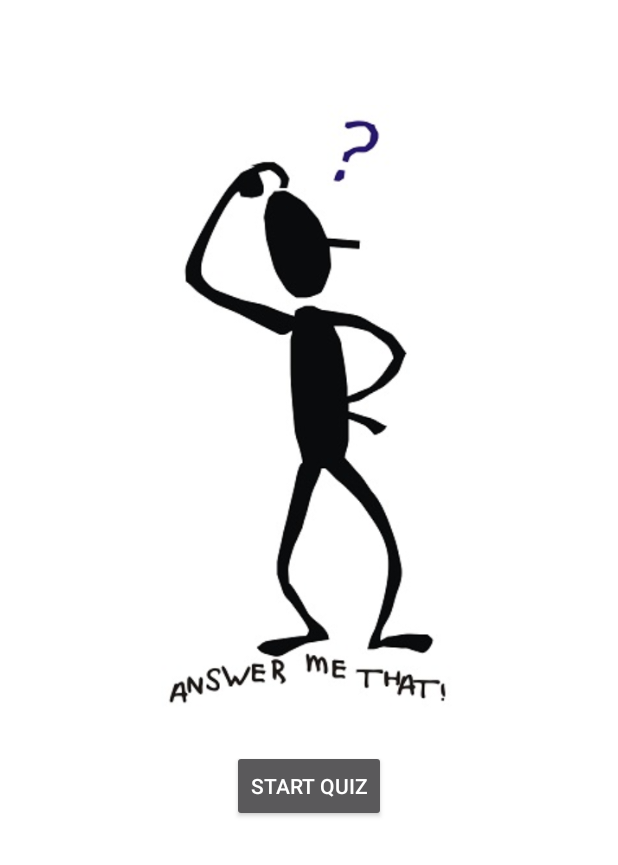
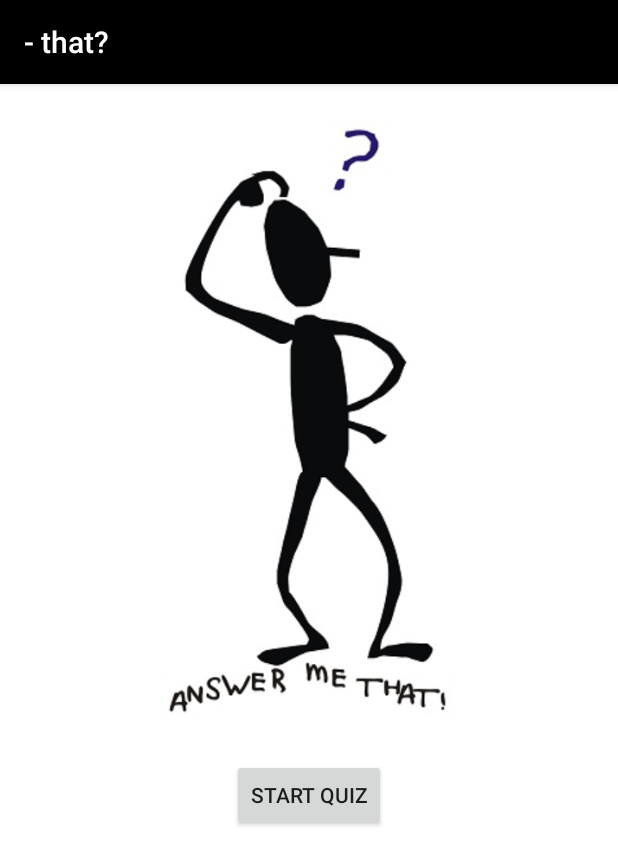
Before and after one commit to ibkxyz/AnswerMeThat, an Android app: the screen it shows after launch (MainActivity), on a phone screen of 412 x 824 dp. Shown: the top 865 px of the screen. Run offline under Robolectric (Android 15) with nearby library versions, the phone set to English and light mode, and no system bars.

Commit message:
Modified Action Bar

```diff
--- a/app/src/main/AndroidManifest.xml
+++ b/app/src/main/AndroidManifest.xml
@@ -8,15 +8,16 @@
         android:label="@string/app_name"
         android:roundIcon="@mipmap/ic_launcher_round"
         android:supportsRtl="true"
-        android:theme="@style/Theme.AppCompat.NoActionBar">
+        android:theme="@style/AppTheme">
         <activity android:name=".MainActivity">
             <intent-filter>
                 <action android:name="android.intent.action.MAIN" />
-
                 <category android:name="android.intent.category.LAUNCHER" />
             </intent-filter>
         </activity>
+
         <activity android:name=".Main2Activity" />
+
         <activity android:name=".Main3Activity"></activity>
     </application>
 
--- a/app/src/main/res/layout/activity_main.xml
+++ b/app/src/main/res/layout/activity_main.xml
@@ -10,8 +10,7 @@
         android:layout_width="match_parent"
         android:layout_height="match_parent"
         android:orientation="vertical"
-        android:background="#FFFFFF"
-        android:layout_marginTop="50dp">
+        android:background="#FFFFFF">
 
         <ImageView
             android:id="@+id/amt_image_view_start"
--- a/app/src/main/res/layout/activity_main2.xml
+++ b/app/src/main/res/layout/activity_main2.xml
@@ -220,6 +220,7 @@
                     android:layout_height="wrap_content"
                     android:layout_centerInParent="true"
                     android:layout_centerVertical="true"
+                    android:layout_marginBottom="20dp"
                     android:text="Submit" />
 
             </RelativeLayout>
@@ -229,5 +230,4 @@
 
     </ScrollView>
 
-
 </LinearLayout>
--- a/app/src/main/res/values/strings.xml
+++ b/app/src/main/res/values/strings.xml
@@ -1,5 +1,5 @@
 <resources>
-    <string name="app_name">-? that</string>
+    <string name="app_name">- that?</string>
     <string name="question_one">1. How old do you think Google is?</string>
     <string name="question_two">2. JAVA is an example of OOP?</string>
     <string name="question_three">3. What is the full meaning of SQL?</string>
```
